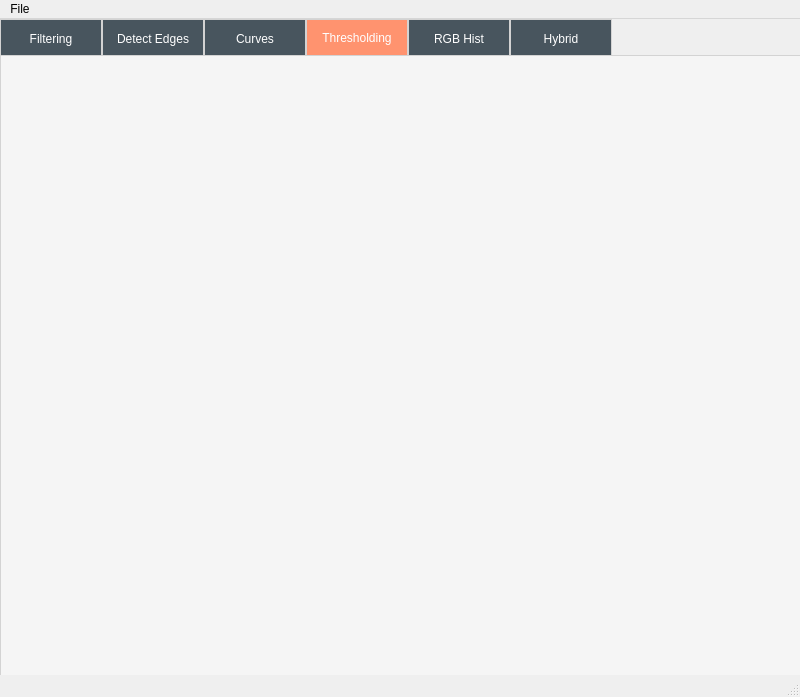
First picture: the form in mainwindow.ui, repository MohabGhobashy/image_processing_studio, before the edit.
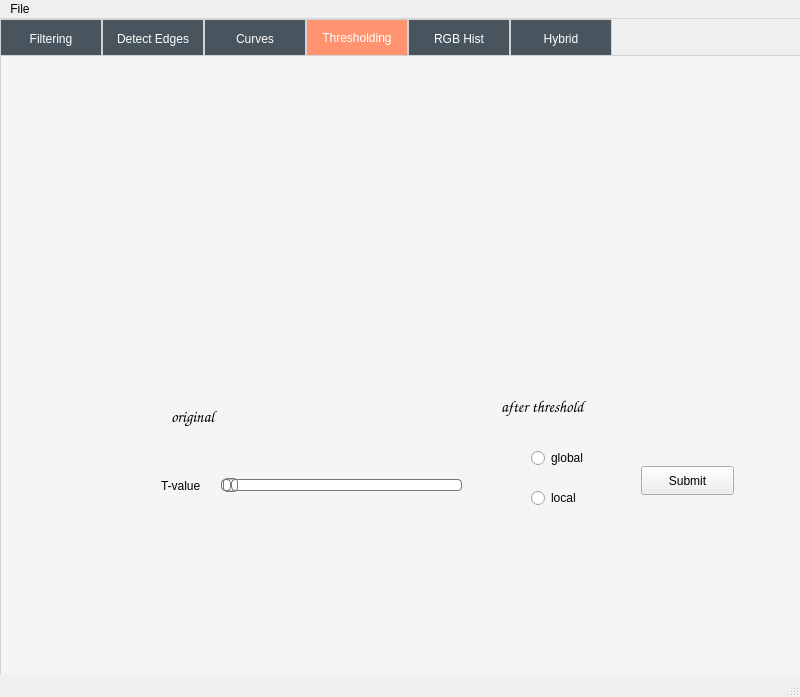
Second picture: the form after the edit. The open tabs and pages were chosen to show the change.

Commit message: global thresholding done

```diff
--- a/mainwindow.ui
+++ b/mainwindow.ui
@@ -405,6 +405,225 @@
      <attribute name="title">
       <string>Thresholding</string>
      </attribute>
+     <widget class="QSlider" name="horizontalSlider">
+      <property name="geometry">
+       <rect>
+        <x>220</x>
+        <y>420</y>
+        <width>241</width>
+        <height>18</height>
+       </rect>
+      </property>
+      <property name="styleSheet">
+       <string notr="true">QSlider::groove:horizontal {
+border: 1px solid #bbb;
+background: white;
+height: 10px;
+border-radius: 4px;
+}
+
+QSlider::sub-page:horizontal {
+background: qlineargradient(x1: 0, y1: 0,    x2: 0, y2: 1,
+    stop: 0 #66e, stop: 1 #bbf);
+background: qlineargradient(x1: 0, y1: 0.2, x2: 1, y2: 1,
+    stop: 0 #bbf, stop: 1 #55f);
+border: 1px solid #777;
+height: 10px;
+border-radius: 4px;
+}
+
+QSlider::add-page:horizontal {
+background: #fff;
+border: 1px solid #777;
+height: 10px;
+border-radius: 4px;
+}
+
+QSlider::handle:horizontal {
+background: qlineargradient(x1:0, y1:0, x2:1, y2:1,
+    stop:0 #eee, stop:1 #ccc);
+border: 1px solid #777;
+width: 13px;
+margin-top: -2px;
+margin-bottom: -2px;
+border-radius: 4px;
+}
+
+QSlider::handle:horizontal:hover {
+background: qlineargradient(x1:0, y1:0, x2:1, y2:1,
+    stop:0 #fff, stop:1 #ddd);
+border: 1px solid #444;
+border-radius: 4px;
+}
+
+QSlider::sub-page:horizontal:disabled {
+background: #bbb;
+border-color: #999;
+}
+
+QSlider::add-page:horizontal:disabled {
+background: #eee;
+border-color: #999;
+}
+
+QSlider::handle:horizontal:disabled {
+background: #eee;
+border: 1px solid #aaa;
+border-radius: 4px;
+}</string>
+      </property>
+      <property name="maximum">
+       <number>255</number>
+      </property>
+      <property name="value">
+       <number>1</number>
+      </property>
+      <property name="orientation">
+       <enum>Qt::Horizontal</enum>
+      </property>
+     </widget>
+     <widget class="QLabel" name="labelThreshold">
+      <property name="geometry">
+       <rect>
+        <x>500</x>
+        <y>340</y>
+        <width>111</width>
+        <height>20</height>
+       </rect>
+      </property>
+      <property name="styleSheet">
+       <string notr="true">QLabel {
+  color: black; /* sets text color to magenta */
+  font-family: cursive; /* sets font family to cursive */
+  font-size: 16px; /* sets font size to 24 pixels */
+  font-weight: bold; /* sets font weight to bold */
+  text-shadow: 1px 1px 2px #000000; /* adds a shadow to the text */
+}</string>
+      </property>
+      <property name="text">
+       <string>after threshold</string>
+      </property>
+     </widget>
+     <widget class="QLabel" name="labelOriginalTab7">
+      <property name="geometry">
+       <rect>
+        <x>170</x>
+        <y>350</y>
+        <width>151</width>
+        <height>20</height>
+       </rect>
+      </property>
+      <property name="styleSheet">
+       <string notr="true">QLabel {
+  color: black; /* sets text color to magenta */
+  font-family: cursive; /* sets font family to cursive */
+  font-size: 16px; /* sets font size to 24 pixels */
+  font-weight: bold; /* sets font weight to bold */
+  text-shadow: 1px 1px 2px #000000; /* adds a shadow to the text */
+}
+</string>
+      </property>
+      <property name="text">
+       <string>original</string>
+      </property>
+     </widget>
+     <widget class="QLabel" name="slider_label">
+      <property name="geometry">
+       <rect>
+        <x>160</x>
+        <y>420</y>
+        <width>63</width>
+        <height>20</height>
+       </rect>
+      </property>
+      <property name="text">
+       <string>T-value</string>
+      </property>
+     </widget>
+     <widget class="QLabel" name="slider_value">
+      <property name="geometry">
+       <rect>
+        <x>470</x>
+        <y>420</y>
+        <width>63</width>
+        <height>20</height>
+       </rect>
+      </property>
+      <property name="font">
+       <font>
+        <family>Segoe Script</family>
+        <bold>true</bold>
+       </font>
+      </property>
+      <property name="text">
+       <string/>
+      </property>
+     </widget>
+     <widget class="QLabel" name="originalImgTab6">
+      <property name="geometry">
+       <rect>
+        <x>40</x>
+        <y>50</y>
+        <width>359</width>
+        <height>279</height>
+       </rect>
+      </property>
+      <property name="text">
+       <string/>
+      </property>
+     </widget>
+     <widget class="QLabel" name="thresholdedImg">
+      <property name="geometry">
+       <rect>
+        <x>410</x>
+        <y>50</y>
+        <width>359</width>
+        <height>279</height>
+       </rect>
+      </property>
+      <property name="text">
+       <string/>
+      </property>
+     </widget>
+     <widget class="QRadioButton" name="globalRadio">
+      <property name="geometry">
+       <rect>
+        <x>530</x>
+        <y>390</y>
+        <width>107</width>
+        <height>24</height>
+       </rect>
+      </property>
+      <property name="text">
+       <string>global</string>
+      </property>
+     </widget>
+     <widget class="QRadioButton" name="localRadio">
+      <property name="geometry">
+       <rect>
+        <x>530</x>
+        <y>430</y>
+        <width>107</width>
+        <height>24</height>
+       </rect>
+      </property>
+      <property name="text">
+       <string>local</string>
+      </property>
+     </widget>
+     <widget class="QPushButton" name="submitThreshold">
+      <property name="geometry">
+       <rect>
+        <x>640</x>
+        <y>410</y>
+        <width>93</width>
+        <height>29</height>
+       </rect>
+      </property>
+      <property name="text">
+       <string>Submit</string>
+      </property>
+     </widget>
     </widget>
     <widget class="QWidget" name="tab_7">
      <attribute name="title">
```
Left out of the diff: 4 changed lines with no effect on the pictures. The commit also changes 7 other files.
